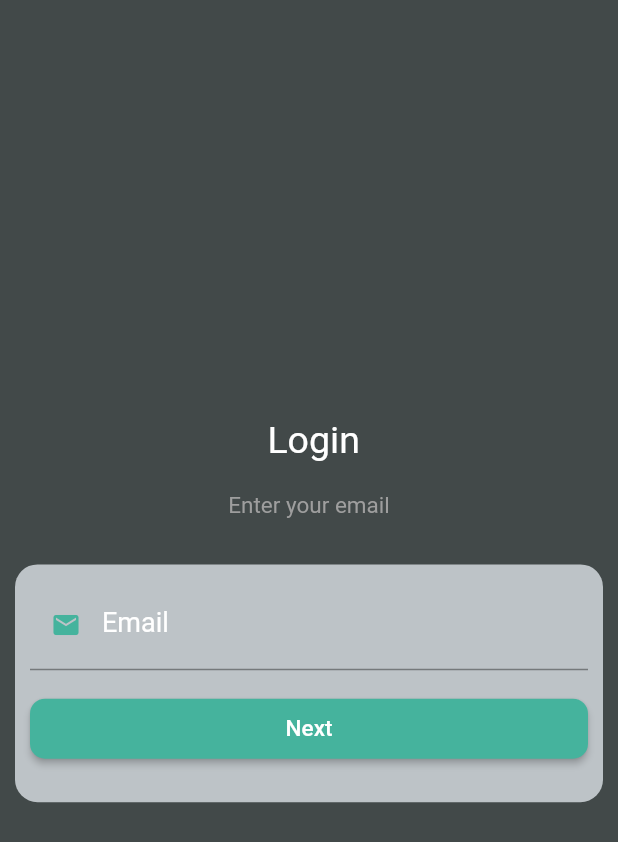
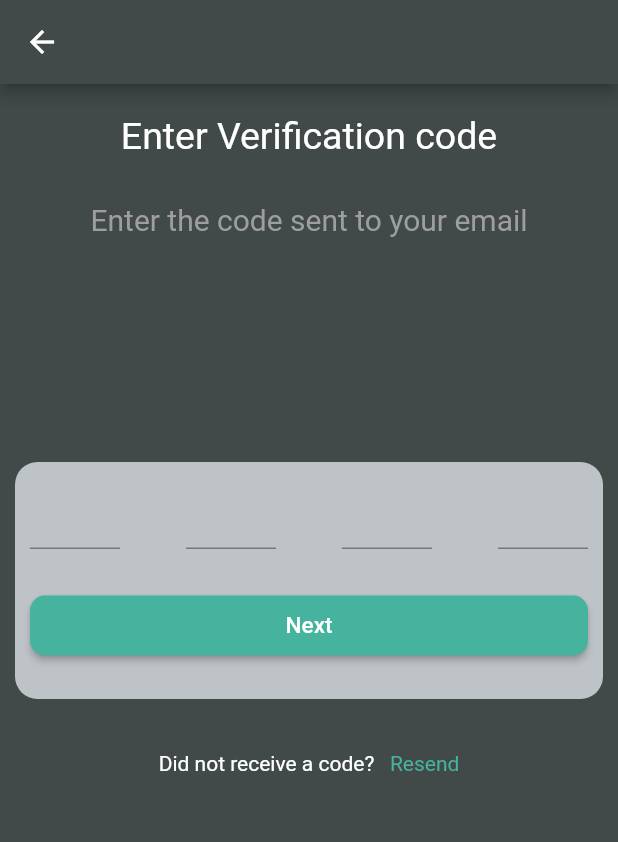
Before and after one commit to engyelgohary/Graduation_project, a Flutter app: the screen it shows after launch, after a tap on "Next", on a phone screen of 412 x 824 dp. Shown: the top 842 px of the screen. Run offline on Flutter 3.47's test engine with Material 2 defaults, Android fonts, the phone set to English and light mode, and no system bars.

```diff
--- a/lib/main.dart
+++ b/lib/main.dart
@@ -1,5 +1,6 @@
 import 'package:flutter/material.dart';
 import 'package:untitled1/pages/Login.dart';
+import 'package:untitled1/pages/VerificationCode.dart';
 
 
 
@@ -15,6 +16,8 @@ class MyApp extends StatelessWidget {
   initialRoute: '/Login',
   routes: {
     '/Login': (context) => const Login(),
+    '/verification code': (context) => const Code(),
+
   });
   }
 }
--- /dev/null
+++ b/lib/pages/VerificationCode.dart
@@ -0,0 +1,186 @@
+// ignore_for_file: prefer_const_constructors, deprecated_member_use
+
+import 'package:flutter/material.dart';
+import 'package:flutter/services.dart';
+class Code extends StatelessWidget {
+  const Code ({super.key});
+
+  @override
+  Widget build(BuildContext context) {
+    return Scaffold(
+
+      backgroundColor: Color(0xff424949),
+     appBar: AppBar(
+      backgroundColor: Color(0xff424949),
+     ),
+     body: SafeArea(
+        child: Column(
+          children: [
+            SizedBox(
+              height: 20,
+            ),
+            Center(
+              child: Text('Enter Verification code',style: TextStyle(
+                fontSize: 25,color: Colors.white,
+              ),
+              //textAlign: TextAlign.center,
+              ),
+            ),
+                SizedBox(
+                  height: 30,
+                ),
+                Text('Enter the code sent to your email',style: TextStyle(
+                    fontSize: 20,color: Colors.grey,
+                  ),),
+                  SizedBox(
+                    height: 140,
+                  ),
+                Container(
+                  padding: EdgeInsets.all(10),
+            margin: EdgeInsets.all(10),
+           decoration: BoxDecoration(
+             borderRadius: BorderRadius.circular(15),
+             color:Color(0xffBDC3C7),
+           ),
+             child: Column(
+               children: [
+                 Row (
+                  mainAxisAlignment: MainAxisAlignment.spaceBetween,
+                  children: [
+                    SizedBox(
+                      height: 60,
+                      width: 60,
+                      child: TextField(
+                        onChanged: (value) {
+                          if (value.length==1){
+                            FocusScope.of(context).nextFocus();
+                          }
+                        },
+                        style: Theme.of(context).textTheme.headline6,
+                        keyboardType: TextInputType.number,
+                        textAlign: TextAlign.center,
+                        decoration: InputDecoration(
+                           focusedBorder: UnderlineInputBorder(
+                      borderSide: BorderSide(color: Color.fromARGB(255, 32, 33, 34)),
+                    ),
+                        ),
+                        inputFormatters: [
+                          LengthLimitingTextInputFormatter(1),
+                          FilteringTextInputFormatter.digitsOnly
+                        ],
+
+                      ),
+                    ),
+                    SizedBox(
+                      height: 60,
+                      width: 60,
+                      child: TextField(
+                        onChanged: (value) {
+                          if (value.length==1){
+                            FocusScope.of(context).nextFocus();
+                          }
+                        },
+                        style: Theme.of(context).textTheme.headline6,
+                        keyboardType: TextInputType.number,
+                        textAlign: TextAlign.center,
+                        decoration: InputDecoration(
+                           focusedBorder: UnderlineInputBorder(
+                      borderSide: BorderSide(color: Color.fromARGB(255, 32, 33, 34)),
+                    ),
+                        ),
+                        inputFormatters: [
+                          LengthLimitingTextInputFormatter(1),
+                          FilteringTextInputFormatter.digitsOnly
+                        ],
+
+                      ),
+                    ),
+                    SizedBox(
+                      height: 60,
+                      width: 60,
+                      child: TextField(
+                        onChanged: (value) {
+                          if (value.length==1){
+                            FocusScope.of(context).nextFocus();
+                          }
+                        },
+                        style: Theme.of(context).textTheme.headline6,
+                        keyboardType: TextInputType.number,
+                        textAlign: TextAlign.center,
+                        decoration: InputDecoration(
+                           focusedBorder: UnderlineInputBorder(
+                      borderSide: BorderSide(color: Color.fromARGB(255, 32, 33, 34)),
+                    ),
+                        ),
+                        inputFormatters: [
+                          LengthLimitingTextInputFormatter(1),
+                          FilteringTextInputFormatter.digitsOnly
+                        ],
+
+                      ),
+                    ),
+                    SizedBox(
+                      height: 60,
+                      width: 60,
+                      child: TextField(
+                        onChanged: (value) {
+                          if (value.length==1){
+                            FocusScope.of(context).nextFocus();
+                          }
+                        },
+                        style: Theme.of(context).textTheme.headline6,
+                        keyboardType: TextInputType.number,
+                        textAlign: TextAlign.center,
+                        decoration: InputDecoration(
+                           focusedBorder: UnderlineInputBorder(
+                      borderSide: BorderSide(color: Color.fromARGB(255, 32, 33, 34)),
+                    ),
+                        ),
+                        inputFormatters: [
+                          LengthLimitingTextInputFormatter(1),
+                          FilteringTextInputFormatter.digitsOnly
+                        ],
+                      ),
+                    )
+                  ],
+                 ),
+                 SizedBox(
+                height: 15,
+               ),
+               ElevatedButton(onPressed: (){},
+               style: ButtonStyle (
+                minimumSize: MaterialStateProperty.all(Size(380, 40)),
+                backgroundColor: MaterialStateProperty.all(Color(0xff45B39D)),
+                padding: MaterialStateProperty.all(EdgeInsets.all(10)),
+                shape: MaterialStateProperty.all(RoundedRectangleBorder(borderRadius:BorderRadius.circular(10))),
+               ),
+               child:Text("Next", style: TextStyle(fontSize: 15),),
+               ),
+
+               SizedBox(
+                height: 15,
+               )
+               ],
+             ),
+                  ),
+                  SizedBox(
+                    height: 25,
+
+                  ),
+          Row(
+            mainAxisSize: MainAxisSize.min,
+            children: [
+              Text('Did not receive a code?',style: TextStyle(
+                color:Colors.white
+              )),
+              Text('   Resend',style: TextStyle(
+                color:Color(0xff45B39D),
+              ) ,)
+            ],
+          ),
+          ],
+        ),
+                ),
+        );
+  }
+}
--- a/lib/pages/login.dart
+++ b/lib/pages/login.dart
@@ -1,3 +1,5 @@
+// ignore_for_file: prefer_const_constructors
+
 import 'package:flutter/material.dart';
 
 class Login extends StatelessWidget {
@@ -48,7 +50,7 @@ class Login extends StatelessWidget {
                SizedBox(
                 height: 15,
                ),
-               ElevatedButton(onPressed: (){},
+               ElevatedButton(onPressed: (){Navigator.pushNamed(context, '/verification code');},
                style: ButtonStyle (
                 minimumSize: MaterialStateProperty.all(Size(380, 40)),
                 backgroundColor: MaterialStateProperty.all(Color(0xff45B39D)),
```
